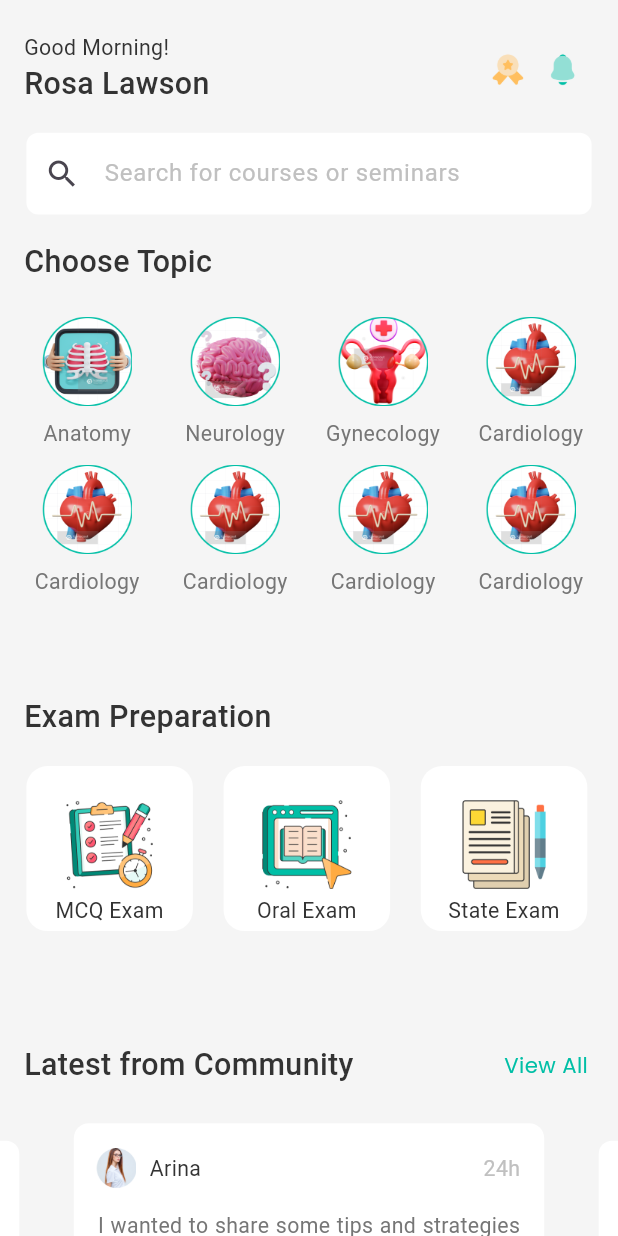
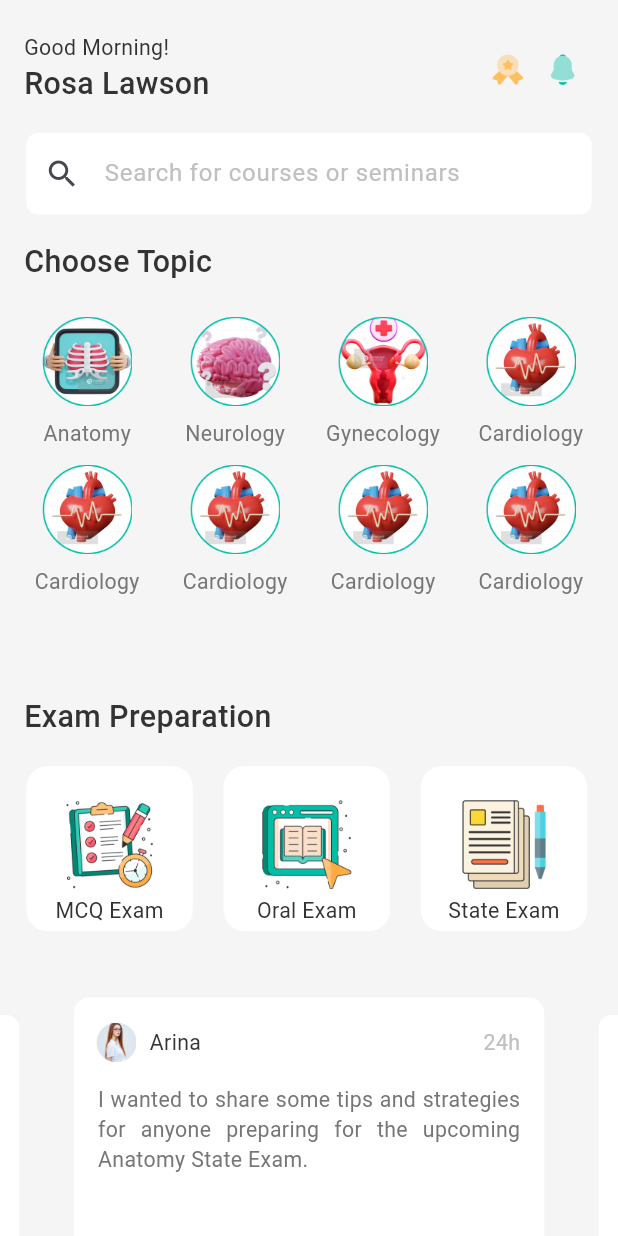
Before and after one commit to alazad214/quiz_app_ui, a Flutter app: the Homescreen screen opened by its route, on a phone screen of 412 x 824 dp. Run offline on Flutter 3.47's test engine with Material 3 defaults, Android fonts, the phone set to English and light mode, and no system bars; drawn by our look-alikes of auto_animated, carousel_slider; our stand-ins replace connectivity_plus, dio, flutter_screenutil, flutter_svg, fluttertoast, get and 8 more; missing offline and left inert: dotlottie_loader; accounts and stored records are empty; Roboto replaces fonts that are missing (HelveticaNeueRoman.otf); project files that could hold a hidden picture were left out.

Commit message:
homescreen modified

```diff
--- a/lib/features/home/presentation/homescreen.dart
+++ b/lib/features/home/presentation/homescreen.dart
@@ -62,16 +62,15 @@ class _HomescreenState extends State<Homescreen> {
 
   int _currentIndex = 0;
 
-  // Declare the PageController for the SmoothPageIndicator and the Carousel
   final PageController _pageController = PageController();
 
   @override
   void initState() {
     super.initState();
-    // Listen for page changes in the PageController
+
     _pageController.addListener(() {
       setState(() {
-        _currentIndex = _pageController.page!.round(); // Update _currentIndex
+        _currentIndex = _pageController.page!.round();
       });
     });
   }
@@ -154,7 +153,7 @@ class _HomescreenState extends State<Homescreen> {
                   ),
                 ),
               ),
-              UIHelper.verticalSpaceSmall, //16.h
+              UIHelper.verticalSpaceSmall,
               Padding(
                 padding: const EdgeInsets.only(left: 16),
                 child: Text(
@@ -162,7 +161,7 @@ class _HomescreenState extends State<Homescreen> {
                   style: TextFontStyle.textStyle20w500c333333,
                 ),
               ),
-              UIHelper.verticalSpace(16.h), //16.h
+              UIHelper.verticalSpace(16.h),
               Container(
                 height: 200.h,
                 child: topicsGridView(),
@@ -177,35 +176,13 @@ class _HomescreenState extends State<Homescreen> {
               ),
               UIHelper.verticalSpace(16.h),
               ExamGridView(examcategoryimages: examimages),
-              UIHelper.verticalSpace(54.h),
-              Row(
-                mainAxisAlignment: MainAxisAlignment.spaceBetween,
-                children: [
-                  Padding(
-                    padding: const EdgeInsets.only(left: 16),
-                    child: Text(
-                      'Latest from Community',
-                      style: TextFontStyle.textStyle20w500c333333,
-                    ),
-                  ),
-                  Padding(
-                    padding: const EdgeInsets.only(right: 20),
-                    child: Text(
-                      'View All',
-                      style: TextFontStyle.textStyle16w400c00BFA6,
-                    ),
-                  ),
-                ],
-              ),
-
               UIHelper.verticalSpace(16.h),
               Container(
                 child: Column(
                   children: [
                     CarouselSlider(
                       options: CarouselOptions(
-                        aspectRatio:
-                            2.1, // Adjust aspect ratio to match smaller height
+                        aspectRatio: 2.1,
                         scrollDirection: Axis.horizontal,
                         autoPlay: true,
                         enlargeCenterPage: true,
@@ -214,7 +191,7 @@ class _HomescreenState extends State<Homescreen> {
                           setState(() {
                             _currentIndex = index;
                           });
-                          // Sync the PageController with Carousel
+
                           _pageController.jumpToPage(index);
                         },
                       ),
```
